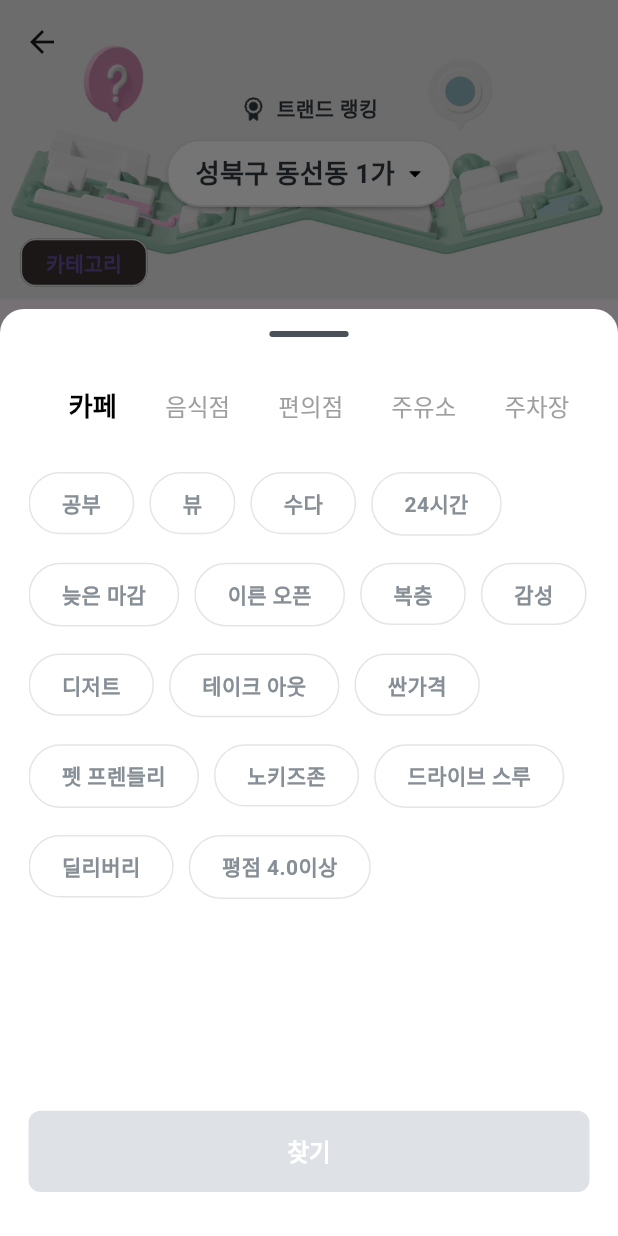
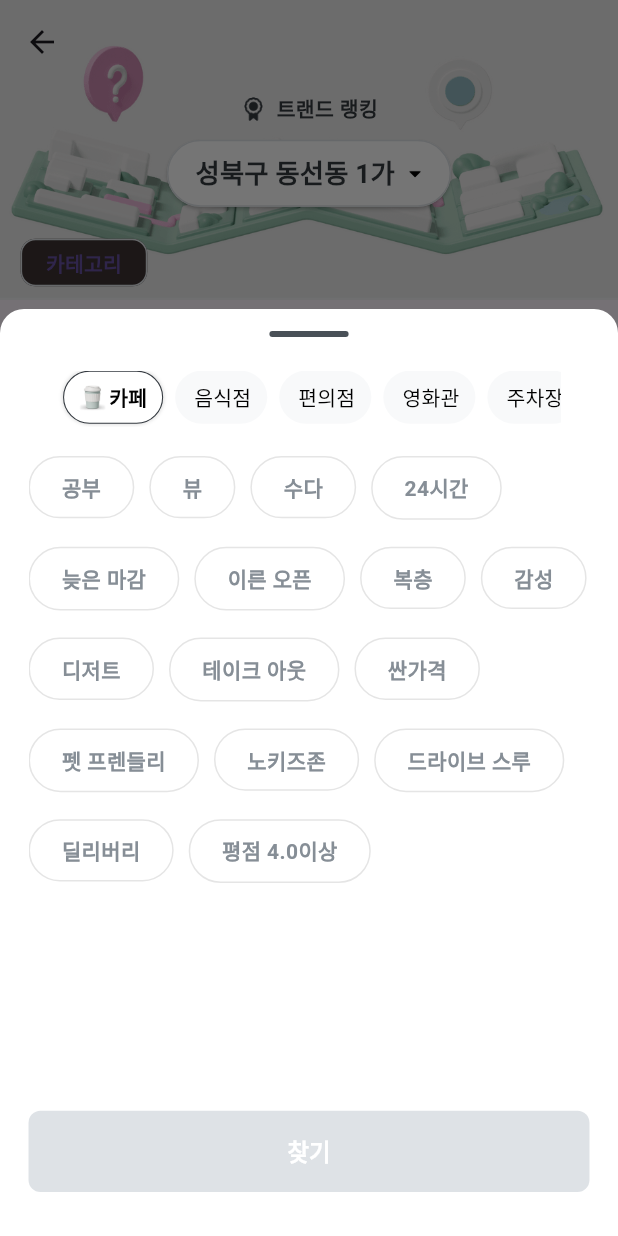
Before and after one commit to irismake/CoffeConti, a Flutter app: the PlacePickerPage screen opened directly, after a tap on "카테고리", on a phone screen of 412 x 824 dp. Run offline on Flutter 3.47's test engine with Material 3 defaults, Android fonts, the phone set to English and light mode, and no system bars; our stand-ins replace dropdown_button2, flutter_screenutil, flutter_svg, geolocator, permission_handler; missing offline and left inert: flutter_naver_map; Roboto replaces fonts that are missing (Pretendard, PretendardRegular).

Commit message:
refactor : Structuring a CategoryTabBar

```diff
--- a/lib/components/popup/show_category_sheet.dart
+++ b/lib/components/popup/show_category_sheet.dart
@@ -50,9 +50,7 @@ class ShowCategorySheet extends StatelessWidget {
                       margin: EdgeInsets.symmetric(vertical: 15.0.h),
                     ),
                   ),
-                  SelectCategoryPage(
-                    provider: provider,
-                  ),
+                  SelectCategoryPage(),
                   //TagListView(),
                   NextPageButton(
                     firstFieldState: true,
--- /dev/null
+++ b/lib/components/ui/category_tab_bar.dart
@@ -0,0 +1,169 @@
+import 'package:flutter/material.dart';
+import 'package:flutter_screenutil/flutter_screenutil.dart';
+import 'package:provider/provider.dart';
+
+import '../../data/provider/keyword_provider.dart';
+
+class CategoryTabBar extends StatefulWidget {
+  final Widget tabBarViewWidget;
+
+  CategoryTabBar({
+    super.key,
+    required this.tabBarViewWidget,
+  });
+
+  @override
+  State<CategoryTabBar> createState() => _CategoryTabBarState();
+}
+
+class _CategoryTabBarState extends State<CategoryTabBar>
+    with SingleTickerProviderStateMixin {
+  late TabController _tabController;
+  List<String> _categoryNames = [
+    '카페',
+    '음식점',
+    '편의점',
+    '영화관',
+    '주차장',
+    '병원',
+  ];
+  @override
+  void initState() {
+    super.initState();
+    _tabController = TabController(
+      length: 6,
+      vsync: this,
+      initialIndex: Provider.of<KeywordsProvider>(context, listen: false)
+              .selectedCategoryId ??
+          0,
+      animationDuration: const Duration(milliseconds: 100),
+    );
+  }
+
+  @override
+  void dispose() {
+    _tabController.dispose();
+    print('disposeee');
+    super.dispose();
+  }
+
+  void categoryTapListener(int index) {
+    Provider.of<KeywordsProvider>(context, listen: false).saveTempCategoryId =
+        index;
+    Provider.of<KeywordsProvider>(context, listen: false).fetchCategoryData();
+  }
+
+  @override
+  Widget build(BuildContext context) {
+    List<String> _categoryImages = [
+      'cafe',
+      'restaurant',
+      'convenience_store',
+      'movie',
+      'parking',
+      'hospital'
+    ];
+    return Column(
+      children: [
+        Padding(
+          padding: EdgeInsets.symmetric(
+            horizontal: 18.0.w,
+          ),
+          child: Container(
+            child: Align(
+              alignment: Alignment.centerLeft,
+              child: TabBar(
+                controller: _tabController,
+                tabAlignment: TabAlignment.start,
+                dividerHeight: 0,
+                unselectedLabelColor: Colors.black,
+                unselectedLabelStyle: TextStyle(
+                  fontSize: 14.sp,
+                  fontWeight: FontWeight.w500,
+                  height: 1.43,
+                ),
+                labelColor: Colors.black,
+                labelStyle: TextStyle(
+                  fontSize: 14.sp,
+                  fontWeight: FontWeight.w600,
+                  height: 1.43,
+                ),
+                labelPadding: EdgeInsets.symmetric(
+                  horizontal: 4.0,
+                ),
+                indicatorColor: Colors.transparent,
+                isScrollable: true,
+                onTap: (index) {
+                  categoryTapListener(index);
+                },
+                tabs: List.generate(
+                  _categoryNames.length,
+                  (index) => Container(
+                    decoration: BoxDecoration(
+                      color: index == _tabController.index
+                          ? Colors.white
+                          : Color(0xFFF8F9FA),
+                      borderRadius: BorderRadius.circular(50),
+                      border: Border.all(
+                        color: index == _tabController.index
+                            ? Color(0xFF343A40)
+                            : Colors.transparent,
+                        width: 0.7,
+                      ),
+                      boxShadow: index == _tabController.index
+                          ? [
+                              BoxShadow(
+                                color: Colors.black.withOpacity(0.1),
+                                spreadRadius: 1,
+                                blurRadius: 1,
+                                offset: Offset(0, 0),
+                              )
+                            ]
+                          : [],
+                    ),
+                    child: Padding(
+                      padding: EdgeInsets.symmetric(
+                        horizontal: 10.0,
+                        vertical: 7.0,
+                      ),
+                      child: Tab(
+                        height: 20,
+                        child: Row(
+                          children: [
+                            if (index == _tabController.index)
+                              Container(
+                                height: 18,
+                                width: 18,
+                                child: Image.asset(
+                                  'assets/images/image_thumb_${_categoryImages[index]}.png',
+                                  fit: BoxFit.contain,
+                                ),
+                              ),
+                            SizedBox(
+                              width: 2,
+                            ),
+                            Text('${_categoryNames[index]}'),
+                          ],
+                        ),
+                      ),
+                    ),
+                  ),
+                ),
+              ),
+            ),
+          ),
+        ),
+        Expanded(
+          child: TabBarView(
+            controller: _tabController,
+            physics: NeverScrollableScrollPhysics(),
+            children: List.generate(
+              _categoryNames.length,
+              (index) => widget.tabBarViewWidget,
+            ),
+          ),
+        ),
+      ],
+    );
+  }
+}
--- a/lib/components/widgets/my_list_widget.dart
+++ b/lib/components/widgets/my_list_widget.dart
@@ -4,10 +4,8 @@ import 'package:flutter_screenutil/flutter_screenutil.dart';
 import '../ui/my_lists.dart';
 
 class MyListWidget extends StatelessWidget {
-  final int categoryId;
   const MyListWidget({
     super.key,
-    required this.categoryId,
   });
 
   @override
--- a/lib/components/widgets/select_keyword_widget.dart
+++ b/lib/components/widgets/select_keyword_widget.dart
@@ -1,14 +1,13 @@
 import 'package:flutter/material.dart';
 import 'package:flutter_screenutil/flutter_screenutil.dart';
+import 'package:provider/provider.dart';
 
+import '../../data/provider/keyword_provider.dart';
 import '../button/select_keyword_button.dart';
-import '../../data/models/keyword_model.dart';
 
 class SelectKeywordWidget extends StatefulWidget {
-  final List<KeywordData> keywordDatas;
   const SelectKeywordWidget({
     super.key,
-    required this.keywordDatas,
   });
 
   @override
@@ -67,7 +66,10 @@ class _SelectKeywordWidgetState extends State<SelectKeywordWidget> {
                   alignment: WrapAlignment.start,
                   runSpacing: 18,
                   spacing: 10,
-                  children: widget.keywordDatas.map((keywordData) {
+                  children:
+                      Provider.of<KeywordsProvider>(context, listen: false)
+                          .showKeywordDatas
+                          .map((keywordData) {
                     return SelectKeywordButton(
                       keywordName: keywordData.name,
                       keywordId: keywordData.id,
--- a/lib/screen/bookmark/my_List_page.dart
+++ b/lib/screen/bookmark/my_List_page.dart
@@ -1,90 +1,19 @@
+import 'package:coffeeconti/components/ui/category_tab_bar.dart';
 import 'package:flutter/material.dart';
-import 'package:flutter_screenutil/flutter_screenutil.dart';
 
 import '../../components/widgets/my_list_widget.dart';
 import '../../components/ui/custom_app_bar.dart';
 
-class MyListPage extends StatefulWidget {
+class MyListPage extends StatelessWidget {
   final String groupName;
   const MyListPage({super.key, required this.groupName});
 
   @override
-  _MyListPageState createState() => _MyListPageState();
-}
-
-class _MyListPageState extends State<MyListPage>
-    with SingleTickerProviderStateMixin {
-  late TabController _tabController;
-
-  List<String> _categoryName = ['카페', '음식점', '주차장'];
-
-  @override
-  void initState() {
-    super.initState();
-    _tabController = TabController(
-      length: _categoryName.length,
-      vsync: this,
-      initialIndex: 0,
-      animationDuration: const Duration(milliseconds: 150),
-    );
-  }
-
-  @override
-  void dispose() {
-    _tabController.dispose();
-    super.dispose();
-  }
-
-  @override
   Widget build(BuildContext context) {
     return Scaffold(
-      appBar: CustomAppBar(appBarTitle: widget.groupName),
-      body: Column(
-        children: [
-          Padding(
-            padding: EdgeInsets.symmetric(
-              horizontal: 18.0.w,
-            ),
-            child: Container(
-              //color: Colors.amber,
-              child: Align(
-                alignment: Alignment.centerLeft,
-                child: TabBar(
-                  controller: _tabController,
-                  tabAlignment: TabAlignment.start,
-                  dividerHeight: 0,
-                  unselectedLabelColor: Colors.grey,
-                  unselectedLabelStyle: TextStyle(
-                    fontSize: 14.sp,
-                  ),
-                  labelColor: Colors.black,
-                  labelStyle: TextStyle(
-                    fontSize: 18.sp,
-                    fontWeight: FontWeight.w600,
-                  ),
-                  indicatorColor: Colors.transparent,
-                  isScrollable: true,
-                  onTap: (index) {},
-                  tabs: List.generate(
-                    _categoryName.length,
-                    (index) => Tab(
-                      child: Text('${_categoryName[index]}'),
-                    ),
-                  ),
-                ),
-              ),
-            ),
-          ),
-          Expanded(
-            child: TabBarView(
-              controller: _tabController,
-              children: List.generate(
-                _categoryName.length,
-                (index) => MyListWidget(categoryId: _tabController.index),
-              ),
-            ),
-          ),
-        ],
+      appBar: CustomAppBar(appBarTitle: groupName),
+      body: CategoryTabBar(
+        tabBarViewWidget: MyListWidget(),
       ),
     );
   }
--- a/lib/screen/map/select_category_page.dart
+++ b/lib/screen/map/select_category_page.dart
@@ -1,93 +1,21 @@
 import 'package:flutter/material.dart';
 import 'package:flutter_screenutil/flutter_screenutil.dart';
 
+import '../../components/ui/category_tab_bar.dart';
 import '../../components/widgets/select_keyword_widget.dart';
 
-class SelectCategoryPage extends StatefulWidget {
-  final dynamic provider;
+class SelectCategoryPage extends StatelessWidget {
   const SelectCategoryPage({
     super.key,
-    required this.provider,
   });
-
-  @override
-  State<SelectCategoryPage> createState() => _SelectCategoryPageState();
-}
-
-class _SelectCategoryPageState extends State<SelectCategoryPage>
-    with SingleTickerProviderStateMixin {
-  late TabController tabController;
-
-  @override
-  void initState() {
-    super.initState();
-    tabController = TabController(
-      length: 6,
-      vsync: this,
-      initialIndex: widget.provider.selectedCategoryId ?? 0,
-      animationDuration: const Duration(milliseconds: 150),
-    );
-  }
-
-  void categoryTapListener(int index) {
-    widget.provider.saveTempCategoryId = index;
-    widget.provider.fetchCategoryData();
-  }
-
-  @override
-  void dispose() {
-    tabController.dispose();
-    super.dispose();
-  }
 
   @override
   Widget build(BuildContext context) {
     return Expanded(
       child: Padding(
         padding: EdgeInsets.symmetric(vertical: 8.0.h),
-        child: Column(
-          mainAxisAlignment: MainAxisAlignment.start,
-          children: [
-            Center(
-              child: TabBar(
-                controller: tabController,
-                tabAlignment: TabAlignment.start,
-                dividerHeight: 0,
-                padding: EdgeInsets.symmetric(
-                  horizontal: 10.w,
-                ),
-                unselectedLabelColor: Colors.grey,
-                unselectedLabelStyle: TextStyle(
-                  fontSize: 16.sp,
-                ),
-                labelColor: Colors.black,
-                labelStyle: TextStyle(
-                  fontSize: 18.sp,
-                  fontWeight: FontWeight.w600,
-                ),
-                indicatorColor: Colors.transparent,
-                isScrollable: true,
-                onTap: (index) {
-                  categoryTapListener(index);
-                },
-                tabs: List.generate(
-                  6,
-                  (index) => Tab(text: widget.provider.categoryNames[index]),
-                ),
-              ),
-            ),
-            Expanded(
-              child: TabBarView(
-                controller: tabController,
-                children: List.generate(
-                  6,
-                  (index) => SelectKeywordWidget(
-                    keywordDatas: widget.provider.showKeywordDatas,
-                  ),
-                ),
-              ),
-            ),
-          ],
+        child: CategoryTabBar(
+          tabBarViewWidget: SelectKeywordWidget(),
         ),
       ),
     );
--- a/lib/screen/place_picker/add_review_page.dart
+++ b/lib/screen/place_picker/add_review_page.dart
@@ -187,9 +187,7 @@ class _AddReviewPageState extends State<AddReviewPage> {
                       Consumer<KeywordsProvider>(
                         builder: (context, provider, child) {
                           provider.saveTempCategoryId = 1;
-                          return SelectKeywordWidget(
-                            keywordDatas: provider.showKeywordDatas,
-                          );
+                          return SelectKeywordWidget();
                         },
                       ),
                       SizedBox(
--- a/lib/screen/user/user_page.dart
+++ b/lib/screen/user/user_page.dart
@@ -187,7 +187,16 @@ class UserPage extends StatelessWidget {
                             width: double.infinity,
                             decoration: BoxDecoration(
                               color: Colors.white,
-                              borderRadius: BorderRadius.circular(12.0),
+                              borderRadius: BorderRadius.circular(14.0),
+                              boxShadow: [
+                                BoxShadow(
+                                  color: Colors.black.withOpacity(0.1),
+                                  spreadRadius: 0.0,
+                                  blurRadius: 10,
+                                  offset: Offset(
+                                      0, 0), // changes position of shadow
+                                ),
+                              ],
                             ),
                             child: GridView.builder(
                               padding: EdgeInsets.symmetric(
```
